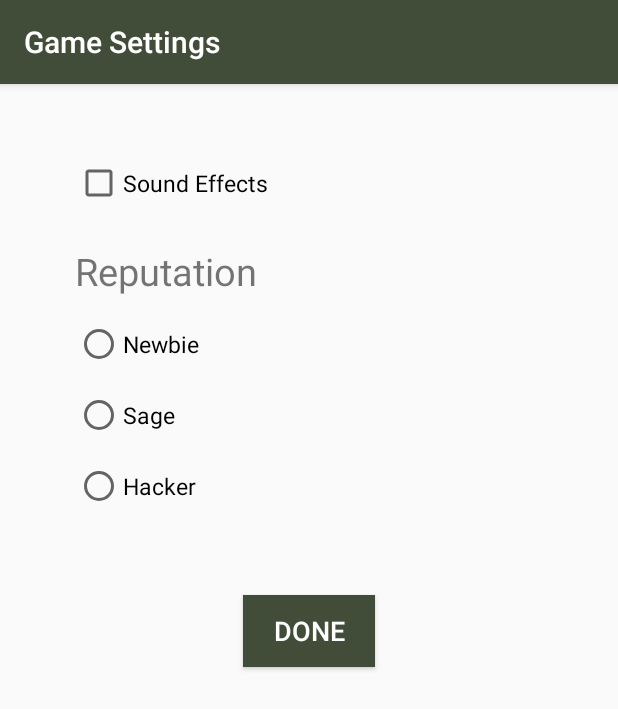
After one commit to pedropenduko/letsmultiply, an Android app: the SettingsActivity screen opened directly, with no data from a screen before it, on a phone screen of 412 x 824 dp. The commit adds this screen. Shown: the top 709 px of the screen. Run offline under Robolectric (Android 15) with nearby library versions, the phone set to English and light mode, and no system bars.

Commit message:
Added Game Settings Activity

```diff
--- a/app/src/main/java/com/rommellaranjo/letsmultiply/activities/MainActivity.kt
+++ b/app/src/main/java/com/rommellaranjo/letsmultiply/activities/MainActivity.kt
@@ -32,7 +32,6 @@ class MainActivity : AppCompatActivity(), View.OnClickListener {
 
         btn_start.setOnClickListener(this)
         btn_playas.setOnClickListener(this)
-        // TODO: Create a new theme with Army colors
     }
 
     /**
--- /dev/null
+++ b/app/src/main/java/com/rommellaranjo/letsmultiply/activities/SettingsActivity.kt
@@ -0,0 +1,82 @@
+package com.rommellaranjo.letsmultiply.activities
+
+import android.content.Intent
+import androidx.appcompat.app.AppCompatActivity
+import android.os.Bundle
+import android.util.Log
+import android.widget.RadioButton
+import com.rommellaranjo.letsmultiply.R
+import com.rommellaranjo.letsmultiply.database.DatabaseHandler
+import com.rommellaranjo.letsmultiply.models.PlayerModel
+import com.rommellaranjo.letsmultiply.models.Reputation
+import kotlinx.android.synthetic.main.activity_settings.*
+import kotlinx.android.synthetic.main.layout_rank_list.*
+
+class SettingsActivity : AppCompatActivity() {
+
+    private var playerID: Long = 0
+    private var playerDetails: PlayerModel? = null
+    private var dbHandler: DatabaseHandler? = null
+    private lateinit var allReputations: ArrayList<Reputation>
+
+    override fun onCreate(savedInstanceState: Bundle?) {
+        super.onCreate(savedInstanceState)
+        setContentView(R.layout.activity_settings)
+
+        // get the player ID
+        if (intent.hasExtra(MainActivity.PLAYER_ID)) {
+            playerID = intent.getLongExtra(MainActivity.PLAYER_ID, 0)
+        }
+        if (playerID > 0) {
+            dbHandler = DatabaseHandler(this)
+            playerDetails = dbHandler!!.getPlayer(playerID)
+
+            // set sound effects value
+            cb_soundfx.isChecked = playerDetails!!.soundFx == 1
+
+            // set reputation value
+            allReputations = dbHandler!!.getReputations()
+            if (allReputations.size == 0) {
+                Log.e("Let's Multiply Error:", "There are no reputations in db?")
+                finish()
+            }
+            when (playerDetails!!.reputationId) {
+                allReputations[0].id -> { // Newbie
+                    rb_newbie.isChecked = true
+                }
+                allReputations[1].id -> { // Sage
+                    rb_sage.isChecked = true
+                }
+                allReputations[2].id -> { // Hacker
+                    rb_hacker.isChecked = true
+                }
+            }
+
+        } else {
+            Log.e("Error: ", "No Player ID passed.")
+        }
+
+        btn_done_settings.setOnClickListener {
+            val checkedReputationId = rg_reputation.checkedRadioButtonId
+            val reputation = findViewById<RadioButton>(checkedReputationId)
+            var selectedPlayerReputation: Long = playerDetails!!.reputationId
+            lateinit var newPlayerGameSettings: PlayerModel
+
+            when (reputation.text.toString()) {
+                "Newbie" -> { selectedPlayerReputation = allReputations[0].id }
+                "Sage" -> { selectedPlayerReputation = allReputations[1].id }
+                "Hacker" -> { selectedPlayerReputation = allReputations[2].id }
+            }
+            newPlayerGameSettings = playerDetails!!.copy(
+                soundFx = (if(cb_soundfx.isChecked) 1 else 0),
+                reputationId =  selectedPlayerReputation
+            )
+            dbHandler!!.updatePlayer(newPlayerGameSettings)
+
+            val intent = Intent(this, SelectLevelActivity::class.java)
+            intent.putExtra(MainActivity.PLAYER_ID, playerID)
+            startActivity(intent)
+            finish()
+        }
+    }
+}
--- a/app/src/main/res/layout/activity_main.xml
+++ b/app/src/main/res/layout/activity_main.xml
@@ -93,6 +93,7 @@
                 android:text="Continue Playing As..."
                 android:textColor="@android:color/white"
                 android:textSize="18sp"/>
+
         </LinearLayout>
 
     </androidx.cardview.widget.CardView>
--- a/app/src/main/res/layout/activity_players_list.xml
+++ b/app/src/main/res/layout/activity_players_list.xml
@@ -8,6 +8,7 @@
     <androidx.recyclerview.widget.RecyclerView
         android:layout_width="match_parent"
         android:layout_height="match_parent"
+        android:background="@color/colorAccent"
         android:id="@+id/recycler_view"/>
 
 </LinearLayout>
--- /dev/null
+++ b/app/src/main/res/layout/activity_settings.xml
@@ -0,0 +1,81 @@
+<?xml version="1.0" encoding="utf-8"?>
+<androidx.constraintlayout.widget.ConstraintLayout xmlns:android="http://schemas.android.com/apk/res/android"
+    xmlns:app="http://schemas.android.com/apk/res-auto"
+    xmlns:tools="http://schemas.android.com/tools"
+    android:layout_width="match_parent"
+    android:layout_height="match_parent"
+    android:orientation="vertical"
+    tools:context=".activities.SettingsActivity">
+
+    <CheckBox
+        android:id="@+id/cb_soundfx"
+        android:layout_width="wrap_content"
+        android:layout_height="wrap_content"
+        android:text="Sound Effects"
+        android:textSize="15sp"
+        android:layout_marginLeft="50dp"
+        android:layout_marginTop="50dp"
+        app:layout_constraintHorizontal_bias="0.5"
+        app:layout_constraintStart_toStartOf="parent"
+        app:layout_constraintTop_toTopOf="parent" />
+
+    <TextView
+        android:id="@+id/tv_label"
+        android:layout_width="wrap_content"
+        android:layout_height="wrap_content"
+        android:text="Reputation"
+        android:textSize="25sp"
+        android:layout_marginLeft="50dp"
+        android:layout_marginTop="25dp"
+        app:layout_constraintStart_toStartOf="parent"
+        app:layout_constraintTop_toBottomOf="@+id/cb_soundfx" />
+
+    <RadioGroup
+        android:id="@+id/rg_reputation"
+        android:layout_width="226dp"
+        android:layout_height="133dp"
+        android:layout_marginLeft="50dp"
+        android:layout_marginTop="15dp"
+        android:orientation="vertical"
+        app:layout_constraintStart_toStartOf="parent"
+        app:layout_constraintTop_toBottomOf="@+id/tv_label">
+
+        <RadioButton
+            android:id="@+id/rb_newbie"
+            android:layout_width="223dp"
+            android:layout_height="wrap_content"
+            android:layout_marginBottom="15dp"
+            android:text="Newbie"
+            android:textSize="15dp" />
+
+        <RadioButton
+            android:id="@+id/rb_sage"
+            android:layout_width="wrap_content"
+            android:layout_height="wrap_content"
+            android:layout_marginBottom="15dp"
+            android:text="Sage"
+            android:textSize="15dp" />
+
+        <RadioButton
+            android:id="@+id/rb_hacker"
+            android:layout_width="wrap_content"
+            android:layout_height="wrap_content"
+            android:text="Hacker"
+            android:textSize="15dp" />
+
+    </RadioGroup>
+
+    <Button
+        android:id="@+id/btn_done_settings"
+        android:layout_width="wrap_content"
+        android:layout_height="wrap_content"
+        android:layout_marginTop="50dp"
+        android:background="@color/colorButton"
+        android:text="Done"
+        android:textSize="18sp"
+        android:textColor="@android:color/white"
+        app:layout_constraintEnd_toEndOf="parent"
+        app:layout_constraintStart_toStartOf="parent"
+        app:layout_constraintTop_toBottomOf="@+id/rg_reputation" />
+
+</androidx.constraintlayout.widget.ConstraintLayout>
--- a/app/src/main/res/layout/layout_rank_list.xml
+++ b/app/src/main/res/layout/layout_rank_list.xml
@@ -18,6 +18,7 @@
     <androidx.recyclerview.widget.RecyclerView
         android:layout_width="match_parent"
         android:layout_height="match_parent"
+        android:background="@color/colorAccent"
         android:id="@+id/recycler_view"/>
 
 </LinearLayout>
--- a/app/src/main/res/values/colors.xml
+++ b/app/src/main/res/values/colors.xml
@@ -1,9 +1,17 @@
 <?xml version="1.0" encoding="utf-8"?>
 <resources>
-    <color name="colorPrimary">#011D70</color>
+    <color name="colorPrimary">#414d38</color>
+    <color name="colorPrimaryDark">#151e2a</color>
+    <color name="colorAccent">#a19777</color>
+
+    <color name="colorAppName">#ffd500</color>
+    <color name="colorButton">#414d38</color>
+
+<!--    <color name="colorPrimary">#011D70</color>
     <color name="colorPrimaryDark">#000E32</color>
     <color name="colorAccent">#03DAC5</color>
 
     <color name="colorAppName">#ffd500</color>
-    <color name="colorButton">#03045e</color>
+    <color name="colorButton">#03045e</color>-->
+
 </resources>
```
Also changed, not shown: app/src/main/AndroidManifest.xml (+9 -3 lines), app/src/main/java/com/rommellaranjo/letsmultiply/activities/GameQuestionsActivity.kt (+19 -2 lines), app/src/main/java/com/rommellaranjo/letsmultiply/activities/SelectLevelActivity.kt (+6 -2 lines), app/src/main/java/com/rommellaranjo/letsmultiply/activities/ShowResultActivity.kt (+12 -2 lines), 1 other file.
